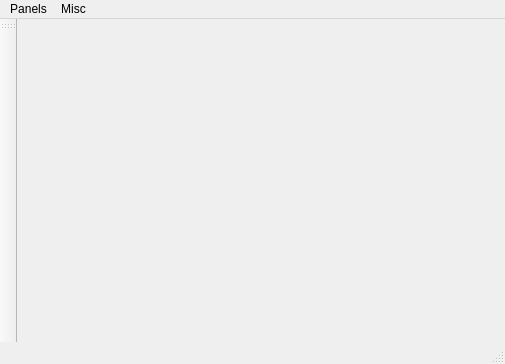
The window that KCApp/kcmainwindow.ui (louvainlinux/KapCompta) describes before a commit, drawn with Qt 5.
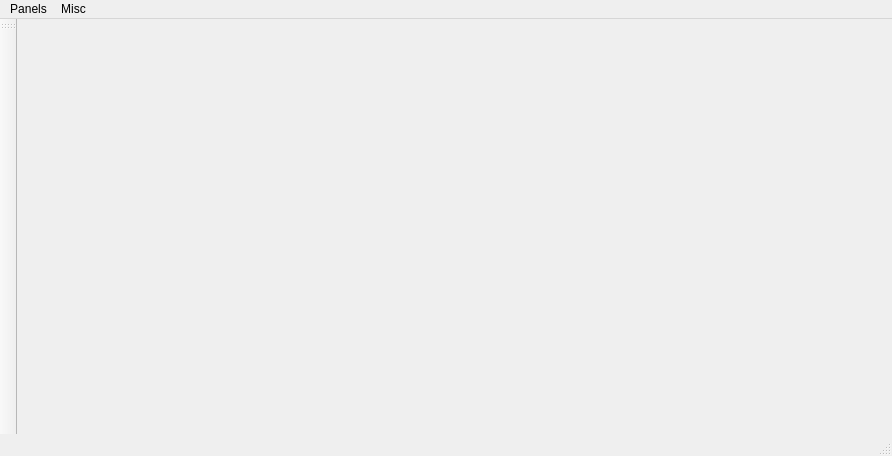
The same window after the commit.

Commit message: starting to make ui files

What changed in the file:
```diff
--- a/KCApp/kcmainwindow.ui
+++ b/KCApp/kcmainwindow.ui
@@ -6,8 +6,8 @@
    <rect>
     <x>0</x>
     <y>0</y>
-    <width>505</width>
-    <height>364</height>
+    <width>892</width>
+    <height>456</height>
    </rect>
   </property>
   <property name="windowTitle">
@@ -21,7 +21,7 @@
     <rect>
      <x>0</x>
      <y>0</y>
-     <width>505</width>
+     <width>892</width>
      <height>22</height>
     </rect>
    </property>
```
The commit also changes 7 other files.
